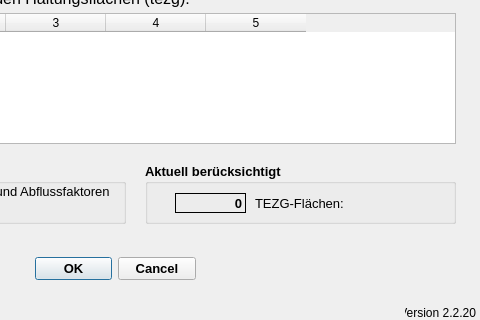
Qt form qkan/createunbeffl/application_dialog_base.ui (hoettges/QKan) before a commit; both pictures show x 215 to 695 and y 127 to 447 of the 695 by 447 pixel window.
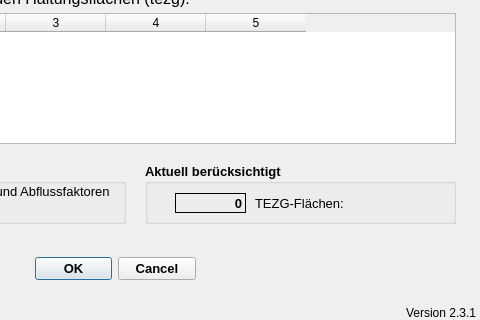
The same form after that commit.

What changed in the file:
```diff
--- a/qkan/createunbeffl/application_dialog_base.ui
+++ b/qkan/createunbeffl/application_dialog_base.ui
@@ -139,7 +139,7 @@
     <string>Version QKan Import</string>
    </property>
    <property name="text">
-    <string>Version 2.2.20</string>
+    <string>Version 2.3.1</string>
    </property>
    <property name="alignment">
     <set>Qt::AlignRight|Qt::AlignTrailing|Qt::AlignVCenter</set>
```
